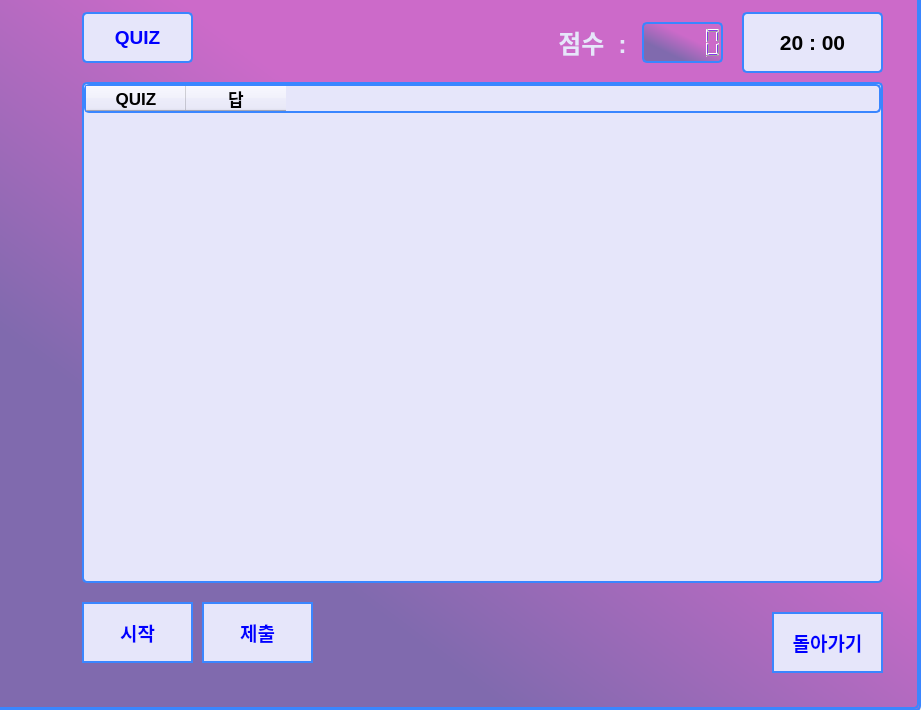
Before: the Qt Designer form student.ui in imgeunyeong/IOT-AI-project, drawn with Qt 5.
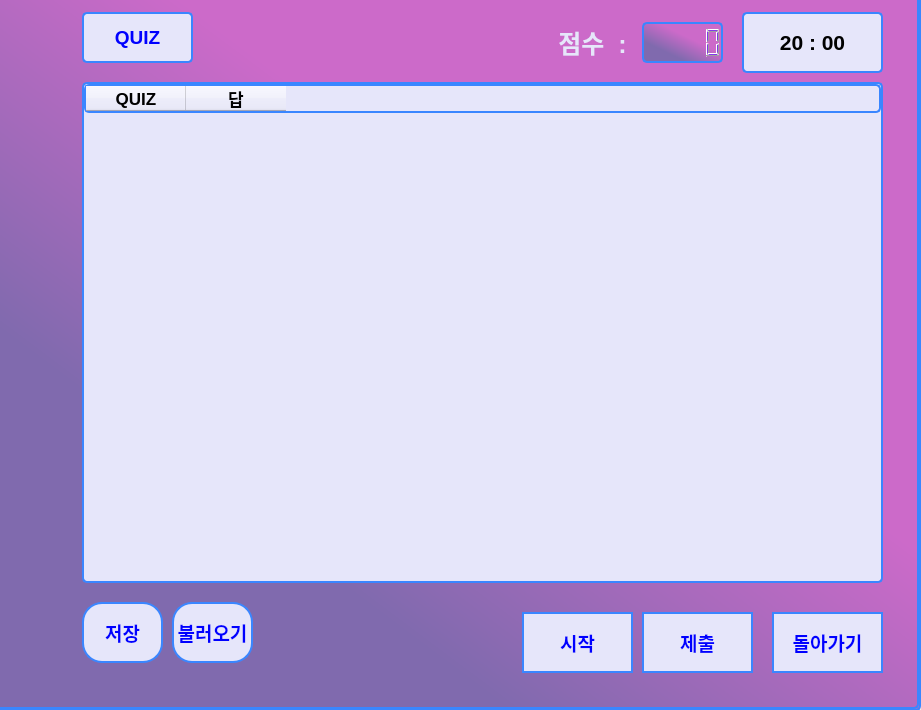
After: the same form once the commit is applied. The open tabs and pages were chosen to show the change.

Commit message: QnA 되긴 했는데 코드 더 수정할 예정

Patch:
```diff
--- a/student.ui
+++ b/student.ui
@@ -526,8 +526,8 @@
      <widget class="QPushButton" name="quiz_complete_btn">
       <property name="geometry">
        <rect>
-        <x>210</x>
-        <y>610</y>
+        <x>650</x>
+        <y>620</y>
         <width>111</width>
         <height>61</height>
        </rect>
@@ -582,8 +582,8 @@
      <widget class="QPushButton" name="quiz_start_btn">
       <property name="geometry">
        <rect>
-        <x>90</x>
-        <y>610</y>
+        <x>530</x>
+        <y>620</y>
         <width>111</width>
         <height>61</height>
        </rect>
@@ -648,6 +648,64 @@
        <set>Qt::AlignCenter</set>
       </property>
      </widget>
+     <widget class="QPushButton" name="quiz_save_btn">
+      <property name="geometry">
+       <rect>
+        <x>90</x>
+        <y>610</y>
+        <width>81</width>
+        <height>61</height>
+       </rect>
+      </property>
+      <property name="font">
+       <font>
+        <pointsize>14</pointsize>
+        <weight>75</weight>
+        <bold>true</bold>
+       </font>
+      </property>
+      <property name="styleSheet">
+       <string notr="true">QPushButton{color:blue;
+background-color:lavender;border-radius: 20px;}
+
+QPushButton:hover 
+{
+background-color : skyblue;border-radius: 40px;
+}</string>
+      </property>
+      <property name="text">
+       <string>저장</string>
+      </property>
+     </widget>
+     <widget class="QPushButton" name="quiz_load_btn">
+      <property name="geometry">
+       <rect>
+        <x>180</x>
+        <y>610</y>
+        <width>81</width>
+        <height>61</height>
+       </rect>
+      </property>
+      <property name="font">
+       <font>
+        <pointsize>14</pointsize>
+        <weight>75</weight>
+        <bold>true</bold>
+       </font>
+      </property>
+      <property name="styleSheet">
+       <string notr="true">QPushButton{color:blue;
+background-color:lavender;border-radius: 20px;}
+
+QPushButton:hover 
+{
+background-color : skyblue;border-radius: 40px;
+}</string>
+      </property>
+      <property name="text">
+       <string>불러오기</string>
+      </property>
+     </widget>
     </widget>
     <widget class="QWidget" name="page_4">
      <widget class="QPushButton" name="back_button_3">
```
The commit also changes 2 other files.
